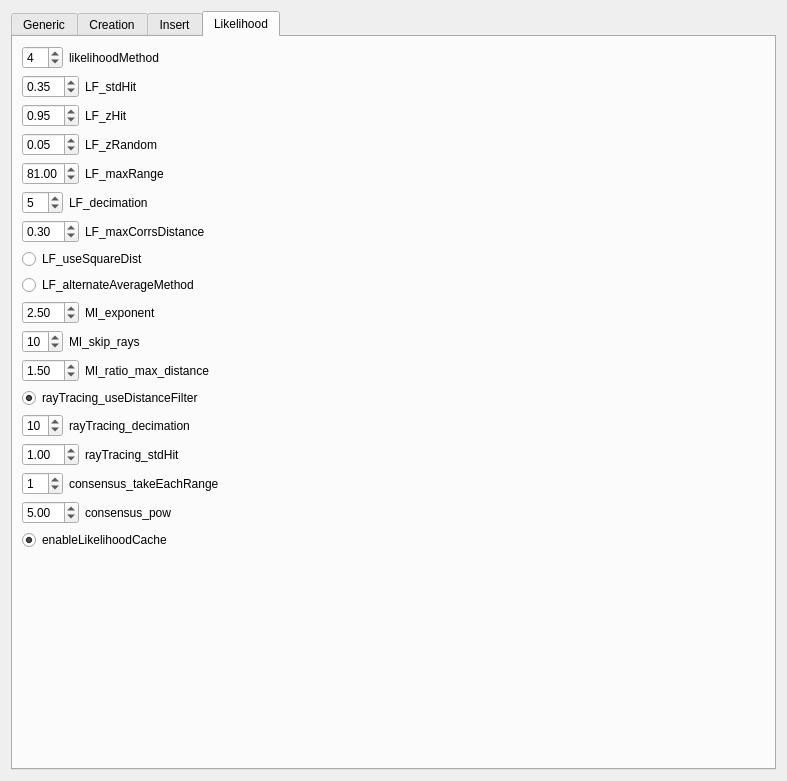
MRPT/mrpt, file apps/robot-map-gui/gui/configWidget/COccupancyConfig.ui: the form before one commit.
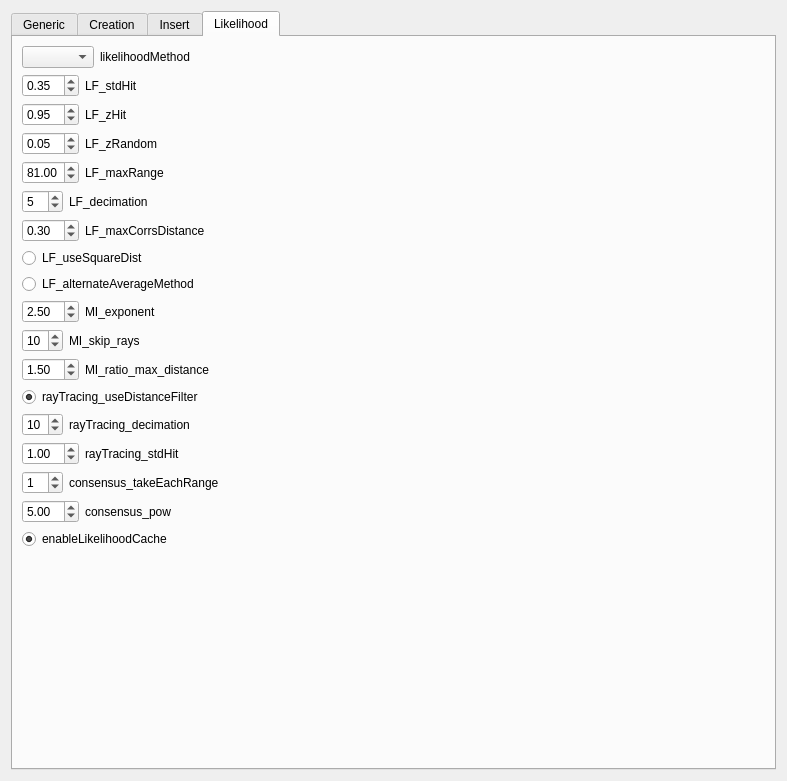
The form after the commit. The open tabs and pages were chosen to show the change.

Patch:
```diff
--- a/apps/robot-map-gui/gui/configWidget/COccupancyConfig.ui
+++ b/apps/robot-map-gui/gui/configWidget/COccupancyConfig.ui
@@ -558,11 +558,7 @@
        <item>
         <layout class="QHBoxLayout" name="horizontalLayout_14">
          <item>
-          <widget class="QSpinBox" name="likelihoodMethod">
-           <property name="value">
-            <number>4</number>
-           </property>
-          </widget>
+          <widget class="QComboBox" name="likelihoodMethod"/>
          </item>
          <item>
           <widget class="QLabel" name="label_13">
```
Left out of the diff: 4 changed lines with no effect on the pictures.
